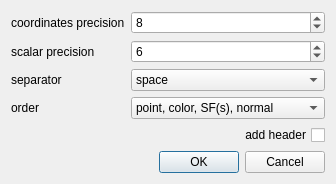
This is qCC/ui_templates/saveAsciiFileDlg.ui in CloudCompare/CloudCompare as Qt 5 draws it before an edit. The edited form follows.
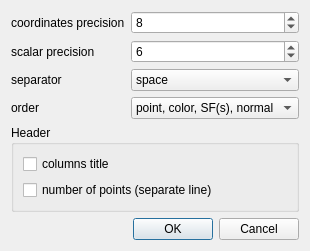
This is the edited form.

```diff
--- a/qCC/ui_templates/saveAsciiFileDlg.ui
+++ b/qCC/ui_templates/saveAsciiFileDlg.ui
@@ -6,14 +6,14 @@
    <rect>
     <x>0</x>
     <y>0</y>
-    <width>336</width>
-    <height>170</height>
+    <width>276</width>
+    <height>226</height>
    </rect>
   </property>
   <property name="windowTitle">
    <string>Save ASCII file</string>
   </property>
-  <layout class="QVBoxLayout" name="verticalLayout">
+  <layout class="QVBoxLayout" name="verticalLayout_2">
    <item>
     <layout class="QFormLayout" name="formLayout">
      <item row="0" column="0">
@@ -105,13 +105,26 @@
     </layout>
    </item>
    <item>
-    <widget class="QCheckBox" name="headerCheckBox">
-     <property name="layoutDirection">
-      <enum>Qt::RightToLeft</enum>
+    <widget class="QGroupBox" name="groupBox">
+     <property name="title">
+      <string>Header</string>
      </property>
-     <property name="text">
-      <string>add header</string>
-     </property>
+     <layout class="QVBoxLayout" name="verticalLayout">
+      <item>
+       <widget class="QCheckBox" name="columnsHeaderCheckBox">
+        <property name="text">
+         <string>columns title</string>
+        </property>
+       </widget>
+      </item>
+      <item>
+       <widget class="QCheckBox" name="pointCountHeaderCheckBox">
+        <property name="text">
+         <string>number of points (separate line)</string>
+        </property>
+       </widget>
+      </item>
+     </layout>
     </widget>
    </item>
    <item>
```
